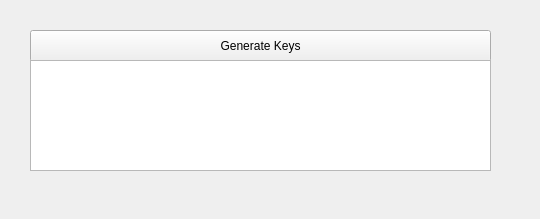
Old version of the form mainwindow.ui in the repository eaj3/rsa-encryptor.
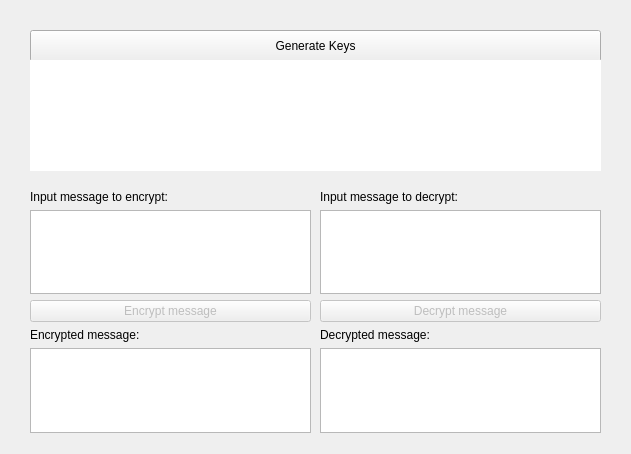
New version of the form.

Commit message: Add encrypt and decrypt ui

Diff of the .ui file:
```diff
--- a/mainwindow.ui
+++ b/mainwindow.ui
@@ -6,8 +6,8 @@
    <rect>
     <x>0</x>
     <y>0</y>
-    <width>540</width>
-    <height>219</height>
+    <width>631</width>
+    <height>454</height>
    </rect>
   </property>
   <property name="baseSize">
@@ -25,7 +25,7 @@
      <rect>
       <x>30</x>
       <y>30</y>
-      <width>461</width>
+      <width>571</width>
       <height>32</height>
      </rect>
     </property>
@@ -38,10 +38,146 @@
      <rect>
       <x>30</x>
       <y>60</y>
-      <width>461</width>
+      <width>571</width>
       <height>111</height>
      </rect>
     </property>
+    <property name="frameShape">
+     <enum>QFrame::Shape::NoFrame</enum>
+    </property>
+    <property name="frameShadow">
+     <enum>QFrame::Shadow::Plain</enum>
+    </property>
+   </widget>
+   <widget class="QWidget" name="verticalLayoutWidget">
+    <property name="geometry">
+     <rect>
+      <x>30</x>
+      <y>190</y>
+      <width>281</width>
+      <height>243</height>
+     </rect>
+    </property>
+    <layout class="QVBoxLayout" name="vlEncrypt">
+     <item>
+      <widget class="QLabel" name="label">
+       <property name="text">
+        <string>Input message to encrypt:</string>
+       </property>
+      </widget>
+     </item>
+     <item>
+      <widget class="QPlainTextEdit" name="txtInputEncrypt">
+       <property name="verticalScrollBarPolicy">
+        <enum>Qt::ScrollBarPolicy::ScrollBarAlwaysOff</enum>
+       </property>
+       <property name="horizontalScrollBarPolicy">
+        <enum>Qt::ScrollBarPolicy::ScrollBarAlwaysOff</enum>
+       </property>
+       <property name="maximumBlockCount">
+        <number>3</number>
+       </property>
+      </widget>
+     </item>
+     <item>
+      <widget class="QPushButton" name="btnEncrypt">
+       <property name="enabled">
+        <bool>false</bool>
+       </property>
+       <property name="text">
+        <string>Encrypt message</string>
+       </property>
+      </widget>
+     </item>
+     <item>
+      <widget class="QLabel" name="label_2">
+       <property name="text">
+        <string>Encrypted message:</string>
+       </property>
+      </widget>
+     </item>
+     <item>
+      <widget class="QPlainTextEdit" name="txtOutputEncrypt">
+       <property name="verticalScrollBarPolicy">
+        <enum>Qt::ScrollBarPolicy::ScrollBarAlwaysOff</enum>
+       </property>
+       <property name="horizontalScrollBarPolicy">
+        <enum>Qt::ScrollBarPolicy::ScrollBarAlwaysOff</enum>
+       </property>
+       <property name="readOnly">
+        <bool>true</bool>
+       </property>
+       <property name="maximumBlockCount">
+        <number>3</number>
+       </property>
+      </widget>
+     </item>
+    </layout>
+   </widget>
+   <widget class="QWidget" name="verticalLayoutWidget_2">
+    <property name="geometry">
+     <rect>
+      <x>320</x>
+      <y>190</y>
+      <width>281</width>
+      <height>243</height>
+     </rect>
+    </property>
+    <layout class="QVBoxLayout" name="vlDecrypt">
+     <item>
+      <widget class="QLabel" name="label_3">
+       <property name="text">
+        <string>Input message to decrypt:</string>
+       </property>
+      </widget>
+     </item>
+     <item>
+      <widget class="QPlainTextEdit" name="txtInputDecrypt">
+       <property name="verticalScrollBarPolicy">
+        <enum>Qt::ScrollBarPolicy::ScrollBarAlwaysOff</enum>
+       </property>
+       <property name="horizontalScrollBarPolicy">
+        <enum>Qt::ScrollBarPolicy::ScrollBarAlwaysOff</enum>
+       </property>
+       <property name="maximumBlockCount">
+        <number>3</number>
+       </property>
+      </widget>
+     </item>
+     <item>
+      <widget class="QPushButton" name="btnDecrypt">
+       <property name="enabled">
+        <bool>false</bool>
+       </property>
+       <property name="text">
+        <string>Decrypt message</string>
+       </property>
+      </widget>
+     </item>
+     <item>
+      <widget class="QLabel" name="label_4">
+       <property name="text">
+        <string>Decrypted message:</string>
+       </property>
+      </widget>
+     </item>
+     <item>
+      <widget class="QPlainTextEdit" name="txtOutputDecrypt">
+       <property name="verticalScrollBarPolicy">
+        <enum>Qt::ScrollBarPolicy::ScrollBarAlwaysOff</enum>
+       </property>
+       <property name="horizontalScrollBarPolicy">
+        <enum>Qt::ScrollBarPolicy::ScrollBarAlwaysOff</enum>
+       </property>
+       <property name="readOnly">
+        <bool>true</bool>
+       </property>
+       <property name="maximumBlockCount">
+        <number>3</number>
+       </property>
+      </widget>
+     </item>
+    </layout>
    </widget>
   </widget>
  </widget>
```
